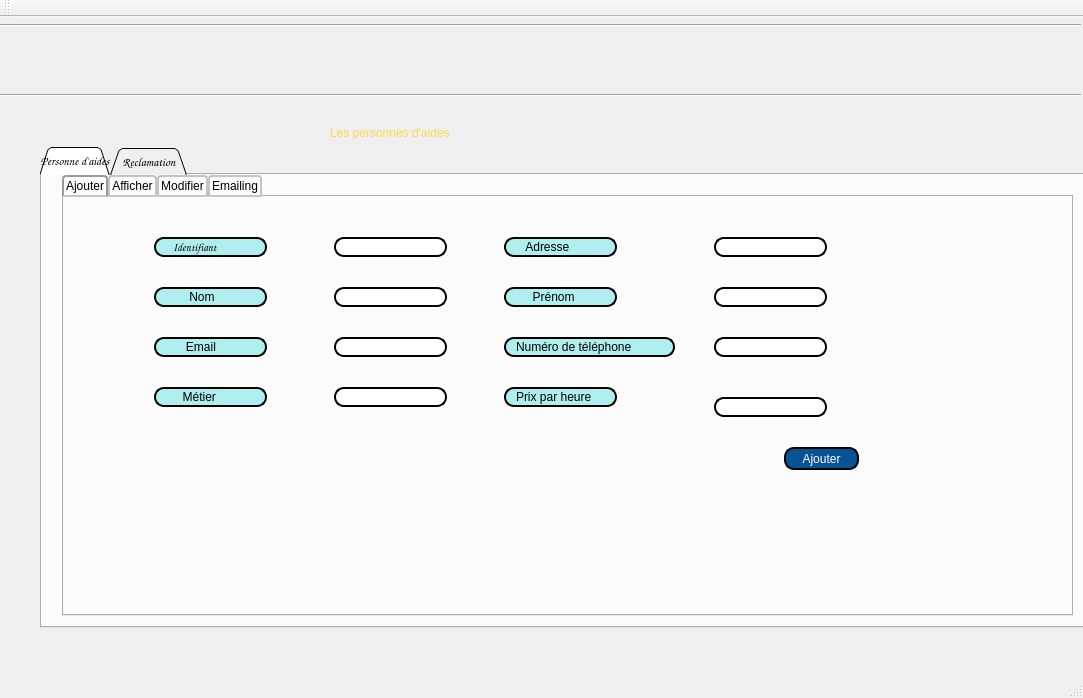
First picture: the form in gestion des personnes d'aides/mainwindow.ui, repository zeineb868/smart_parental_monitoring_2A22, before the edit.
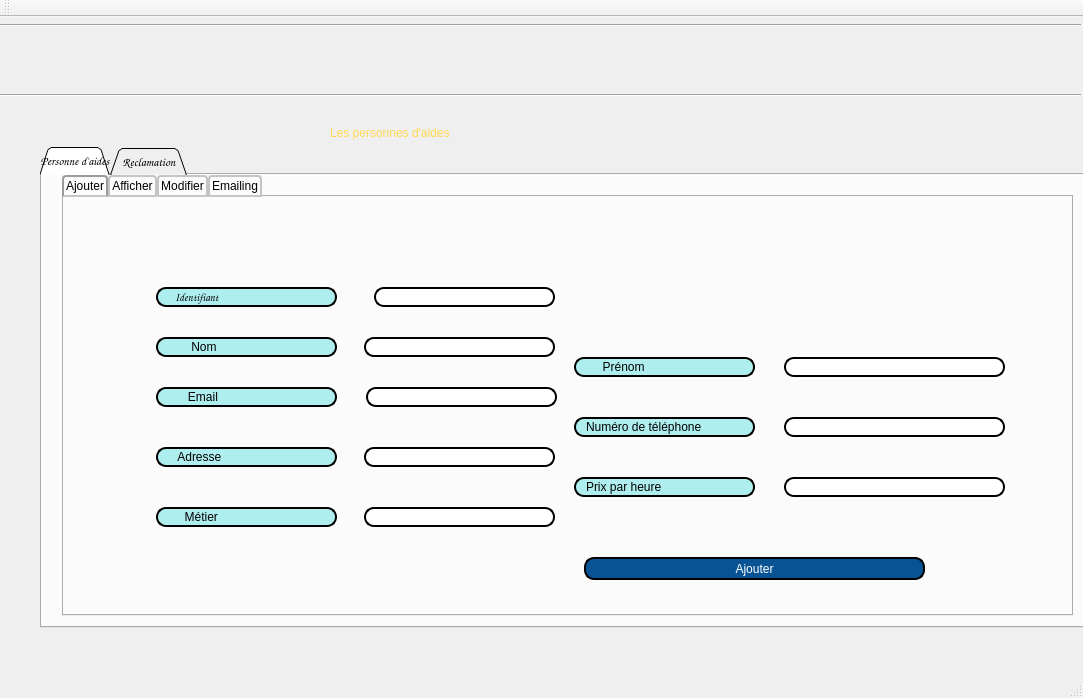
Second picture: the form after the edit. The open tabs and pages were chosen to show the change. Icons and pictures are not drawn.

Commit message: interface personnes d'aides

Diff of the .ui file:
```diff
--- a/gestion des personnes d'aides/mainwindow.ui
+++ b/gestion des personnes d'aides/mainwindow.ui
@@ -160,9 +160,9 @@
        <widget class="QLineEdit" name="identifiant">
         <property name="geometry">
          <rect>
-          <x>90</x>
-          <y>40</y>
-          <width>113</width>
+          <x>92</x>
+          <y>90</y>
+          <width>181</width>
           <height>20</height>
          </rect>
         </property>
@@ -198,9 +198,9 @@
        <widget class="QLineEdit" name="nom">
         <property name="geometry">
          <rect>
-          <x>90</x>
-          <y>90</y>
-          <width>113</width>
+          <x>92</x>
+          <y>140</y>
+          <width>181</width>
           <height>20</height>
          </rect>
         </property>
@@ -223,9 +223,9 @@
        <widget class="QLineEdit" name="prenom">
         <property name="geometry">
          <rect>
-          <x>440</x>
-          <y>90</y>
-          <width>113</width>
+          <x>510</x>
+          <y>160</y>
+          <width>181</width>
           <height>20</height>
          </rect>
         </property>
@@ -248,9 +248,9 @@
        <widget class="QLineEdit" name="email">
         <property name="geometry">
          <rect>
-          <x>90</x>
-          <y>140</y>
-          <width>113</width>
+          <x>92</x>
+          <y>190</y>
+          <width>181</width>
           <height>20</height>
          </rect>
         </property>
@@ -273,9 +273,9 @@
        <widget class="QLineEdit" name="numero_tel">
         <property name="geometry">
          <rect>
-          <x>440</x>
-          <y>140</y>
-          <width>171</width>
+          <x>510</x>
+          <y>220</y>
+          <width>181</width>
           <height>20</height>
          </rect>
         </property>
@@ -298,9 +298,9 @@
        <widget class="QLineEdit" name="mteier">
         <property name="geometry">
          <rect>
-          <x>90</x>
-          <y>190</y>
-          <width>113</width>
+          <x>92</x>
+          <y>310</y>
+          <width>181</width>
           <height>20</height>
          </rect>
         </property>
@@ -323,9 +323,9 @@
        <widget class="QLineEdit" name="lineEdit_id_a">
         <property name="geometry">
          <rect>
-          <x>270</x>
-          <y>40</y>
-          <width>113</width>
+          <x>310</x>
+          <y>90</y>
+          <width>181</width>
           <height>20</height>
          </rect>
         </property>
@@ -340,9 +340,9 @@
        <widget class="QLineEdit" name="lineEdit_nom_a">
         <property name="geometry">
          <rect>
-          <x>270</x>
-          <y>90</y>
-          <width>113</width>
+          <x>300</x>
+          <y>140</y>
+          <width>191</width>
           <height>20</height>
          </rect>
         </property>
@@ -357,9 +357,9 @@
        <widget class="QLineEdit" name="lineEdit_pernom_a">
         <property name="geometry">
          <rect>
-          <x>650</x>
-          <y>90</y>
-          <width>113</width>
+          <x>720</x>
+          <y>160</y>
+          <width>221</width>
           <height>20</height>
          </rect>
         </property>
@@ -374,9 +374,9 @@
        <widget class="QLineEdit" name="lineEdit_email_a">
         <property name="geometry">
          <rect>
-          <x>270</x>
-          <y>140</y>
-          <width>113</width>
+          <x>302</x>
+          <y>190</y>
+          <width>191</width>
           <height>20</height>
          </rect>
         </property>
@@ -391,9 +391,9 @@
        <widget class="QPushButton" name="Ajouter_Employe_3">
         <property name="geometry">
          <rect>
-          <x>720</x>
-          <y>250</y>
-          <width>75</width>
+          <x>520</x>
+          <y>360</y>
+          <width>341</width>
           <height>23</height>
          </rect>
         </property>
@@ -413,9 +413,9 @@
        <widget class="QLineEdit" name="lineEdit_num_tel_a">
         <property name="geometry">
          <rect>
-          <x>650</x>
-          <y>140</y>
-          <width>113</width>
+          <x>720</x>
+          <y>220</y>
+          <width>221</width>
           <height>20</height>
          </rect>
         </property>
@@ -430,9 +430,9 @@
        <widget class="QLineEdit" name="adresse">
         <property name="geometry">
          <rect>
-          <x>440</x>
-          <y>40</y>
-          <width>113</width>
+          <x>92</x>
+          <y>250</y>
+          <width>181</width>
           <height>20</height>
          </rect>
         </property>
@@ -455,9 +455,9 @@
        <widget class="QLineEdit" name="prix_heure">
         <property name="geometry">
          <rect>
-          <x>440</x>
-          <y>190</y>
-          <width>113</width>
+          <x>510</x>
+          <y>280</y>
+          <width>181</width>
           <height>20</height>
          </rect>
         </property>
@@ -480,9 +480,9 @@
        <widget class="QLineEdit" name="lineEdit_metier_a">
         <property name="geometry">
          <rect>
-          <x>270</x>
-          <y>190</y>
-          <width>113</width>
+          <x>300</x>
+          <y>310</y>
+          <width>191</width>
           <height>20</height>
          </rect>
         </property>
@@ -497,9 +497,9 @@
        <widget class="QLineEdit" name="lineEdit_prix_heure_a">
         <property name="geometry">
          <rect>
-          <x>650</x>
-          <y>200</y>
-          <width>113</width>
+          <x>720</x>
+          <y>280</y>
+          <width>221</width>
           <height>20</height>
          </rect>
         </property>
@@ -514,9 +514,9 @@
        <widget class="QLineEdit" name="lineEdit_adresse_a">
         <property name="geometry">
          <rect>
-          <x>650</x>
-          <y>40</y>
-          <width>113</width>
+          <x>300</x>
+          <y>250</y>
+          <width>191</width>
           <height>20</height>
          </rect>
         </property>
```
Left out of the diff: 2 changed lines with no effect on the pictures. The commit also changes 1 other file.
